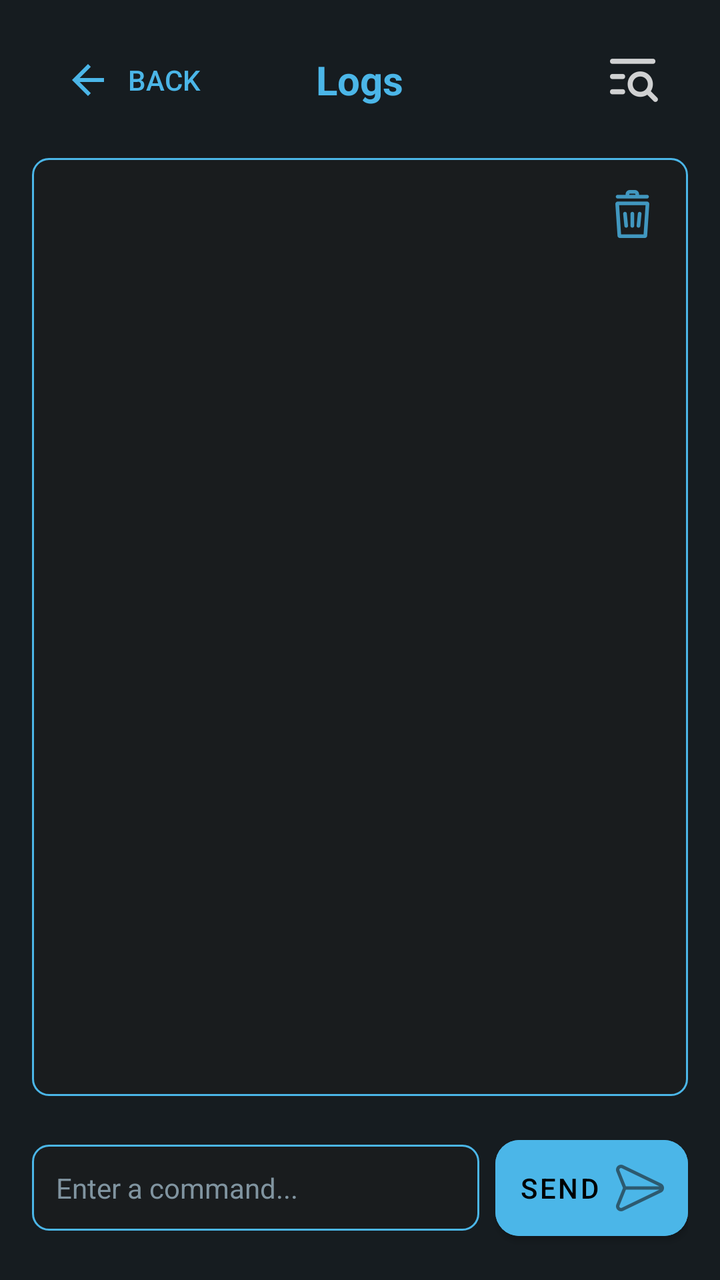
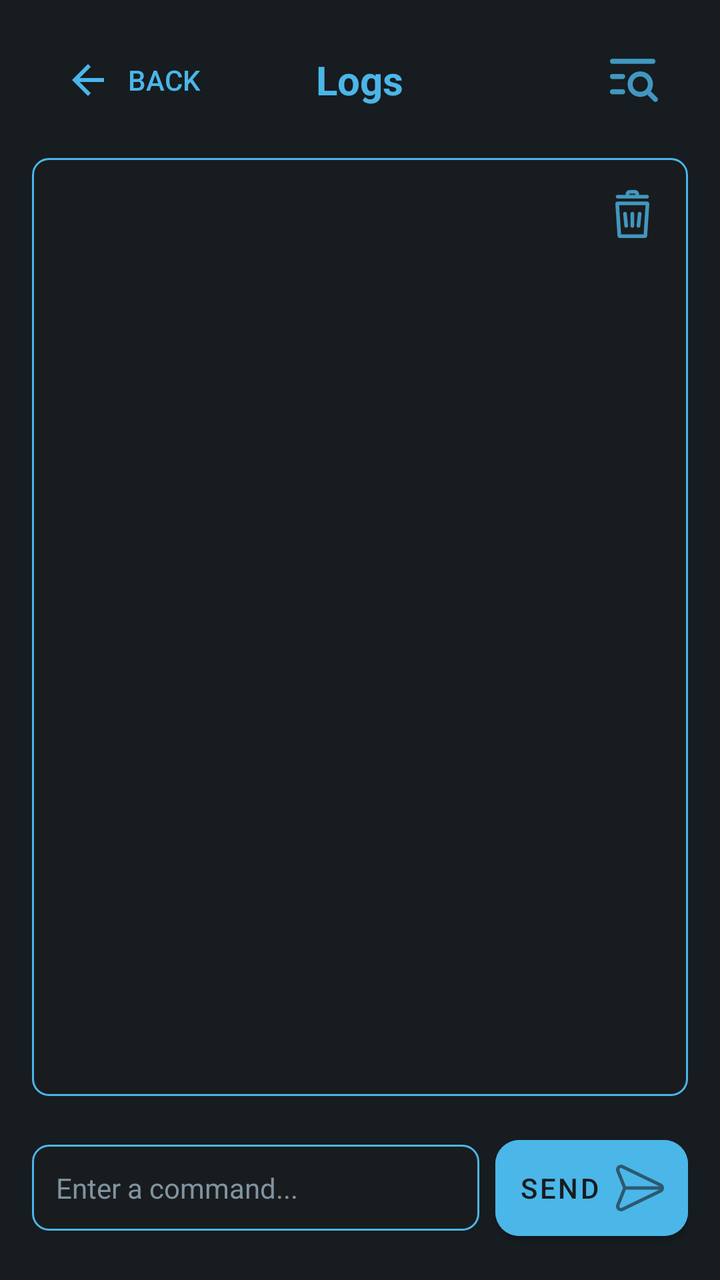

The first picture is an Android layout as it rendered before a commit; the second is the same layout after the commit. The layout source and the unified diff follow.
<!-- AndroidManifest.xml: activity theme Theme.Nsline22 -->
<!-- res/layout/activity_log.xml -->
<?xml version="1.0" encoding="utf-8"?>
<LinearLayout xmlns:android="http://schemas.android.com/apk/res/android"
    xmlns:app="http://schemas.android.com/apk/res-auto"
    android:layout_width="match_parent"
    android:layout_height="match_parent"
    android:orientation="vertical"
    android:background="@color/background_dark"
    android:padding="16dp">

    

    <RelativeLayout
        android:layout_width="match_parent"
        android:layout_height="wrap_content"
        android:layout_marginBottom="15dp">

        
        <Button
            android:id="@+id/backButton"
            style="@style/Widget.AppCompat.Button.Borderless"
            android:layout_width="wrap_content"
            android:layout_height="wrap_content"
            android:text="Back"
            android:textColor="?attr/colorPrimary"
            android:drawableLeft="@drawable/ic_arrow_backward"
            android:layout_alignParentStart="true"
            android:layout_centerVertical="true" />

        
        <TextView
            android:id="@+id/headerText"
            android:layout_width="wrap_content"
            android:layout_height="wrap_content"
            android:text="Logs"
            android:textColor="@color/material_dynamic_primary70"
            android:textSize="20sp"
            android:textStyle="bold"
            android:layout_centerInParent="true" />

        <ImageView
            android:layout_width="wrap_content"
            android:layout_height="wrap_content"
            android:src="@drawable/ic_visibility_off"
            android:layout_alignParentEnd="true"
            android:layout_marginBottom="5dp"
            android:layout_centerInParent="true"
            android:layout_marginEnd="15dp" />

    </RelativeLayout>

    
    <RelativeLayout
        android:layout_width="match_parent"
        android:layout_height="0dp"
        android:layout_weight="1"
        android:background="@drawable/output_background">

        
        <ScrollView
            android:id="@+id/logScrollView"
            android:layout_width="match_parent"
            android:layout_height="match_parent"
            android:scrollbars="vertical"
            android:fadeScrollbars="false"
            android:overScrollMode="always"
            android:scrollbarStyle="insideOverlay">

            
            <TextView
                android:id="@+id/outputTextView"
                android:layout_width="match_parent"
                android:layout_height="wrap_content"
                android:padding="14dp"
                android:textColor="@color/material_dynamic_primary60"
                android:textSize="14sp"
                android:text=""
                android:gravity="start|top"
                android:singleLine="false"
                android:maxLines="1000"
                android:ellipsize="none"
                android:fontFamily="monospace"
                android:typeface="monospace" />

        </ScrollView>

        
        <ImageButton
            android:id="@+id/clearLogsButton"
            android:layout_width="40dp"
            android:layout_height="40dp"
            android:layout_alignParentTop="true"
            android:layout_alignParentEnd="true"
            android:layout_margin="8dp"
            android:background="@null"
            android:contentDescription="Clear logs"
            android:scaleType="centerInside"
            android:tint="?attr/colorPrimary"
            android:src="@drawable/ic_clear" />

    </RelativeLayout>

    
    <LinearLayout
        android:layout_width="match_parent"
        android:layout_height="wrap_content"
        android:orientation="horizontal"
        android:gravity="center_vertical"
        android:layout_marginTop="16dp">

        <EditText
            android:id="@+id/commandEditText"
            android:layout_width="0dp"
            android:layout_height="wrap_content"
            android:layout_weight="1"
            android:hint="Enter a command..."
            android:imeOptions="actionDone"
            android:inputType="text"
            android:focusable="true"
            android:focusableInTouchMode="true"
            android:clickable="true"
            android:background="@drawable/edittext_background"
            android:textColor="?attr/colorPrimary"
            android:textColorHint="@color/edittexthint_color"
            android:padding="12dp"
            android:layout_marginEnd="8dp" />

        <Button
            android:id="@+id/buttonSend"
            android:layout_width="wrap_content"
            android:layout_height="wrap_content"
            android:text="Send"
            android:backgroundTint="?attr/colorPrimary"
            android:textColor="@color/black"
            android:padding="12dp"
            app:cornerRadius="12dp"
            android:drawableRight="@drawable/send"
            android:drawableTint="@color/material_dynamic_neutral10"/>

    </LinearLayout>

</LinearLayout>
<!-- resources referenced by this layout -->
<resources>
  <color name="background_dark">@color/material_dynamic_neutral_variant10</color>
  <color name="black">#FF000000</color>
  <color name="edittexthint_color">@color/material_dynamic_secondary60</color>
  <!-- drawable edittext_background (drawable) -->
  <shape xmlns:android="http://schemas.android.com/apk/res/android">
      <solid android:color="@color/material_dynamic_neutral10"/>
      <stroke android:width="1dp" android:color="?attr/colorPrimary"/>
      <corners android:radius="8dp"/>
  </shape>
  <!-- drawable ic_arrow_backward (drawable) -->
  <vector xmlns:android="http://schemas.android.com/apk/res/android"
      android:width="24dp"
      android:height="24dp"
      android:viewportWidth="24"
      android:viewportHeight="24"
      android:tint="?attr/colorPrimary">
      <path
          android:fillColor="@android:color/white"
          android:pathData="M12,20l1.41,-1.41L7.83,13H20v-2H7.83l5.58,-5.59L12,4l-8,8z"/>
  </vector>
  <!-- drawable ic_clear: png bitmap (drawable-hdpi, 813 bytes) -->
  <!-- drawable ic_visibility_off: png bitmap (drawable-hdpi, 684 bytes) -->
  <!-- drawable output_background (drawable) -->
  <shape xmlns:android="http://schemas.android.com/apk/res/android">
      <solid android:color="@color/material_dynamic_neutral10" />
      <stroke android:width="1dp" android:color="?attr/colorPrimary" />
      <corners android:radius="8dp" />
  </shape>
  <!-- drawable send: png bitmap (drawable-hdpi, 734 bytes) -->
  <style name="Theme.Nsline22" parent="Theme.MaterialComponents.DayNight.NoActionBar">
          <item name="android:windowBackground">@color/material_dynamic_neutral_variant10</item>
          <item name="colorPrimary">@color/material_dynamic_primary70</item>
          <item name="editTextStyle">@style/EditTextStyle</item>
          <item name="android:statusBarColor">@color/material_dynamic_neutral_variant10</item>
          <item name="android:navigationBarColor">@color/material_dynamic_neutral_variant10</item>
      </style>
  <style name="EditTextStyle" parent="Widget.MaterialComponents.TextInputLayout.OutlinedBox">
          <item name="boxStrokeColor">@color/material_dynamic_primary70</item>
          <item name="android:textColorHint">@color/material_dynamic_primary70</item>
          <item name="android:textColor">@color/white</item>
          <item name="android:paddingStart">12dp</item>
          <item name="android:paddingEnd">12dp</item>
          <item name="android:paddingTop">8dp</item>
          <item name="android:paddingBottom">8dp</item>
      </style>
  <color name="white">#FFFFFFFF</color>
</resources>

<!-- the commit's change to res/layout/activity_log.xml (unified diff, before → after) -->
@@ -44,7 +44,8 @@
             android:layout_alignParentEnd="true"
             android:layout_marginBottom="5dp"
             android:layout_centerInParent="true"
-            android:layout_marginEnd="15dp" />
+            android:layout_marginEnd="15dp"
+            android:tint="?attr/colorPrimary" />
 
     </RelativeLayout>
 
@@ -130,11 +131,11 @@
             android:layout_height="wrap_content"
             android:text="Send"
             android:backgroundTint="?attr/colorPrimary"
-            android:textColor="@color/black"
+            android:textColor="@color/material_dynamic_neutral_variant10"
             android:padding="12dp"
             app:cornerRadius="12dp"
             android:drawableRight="@drawable/send"
-            android:drawableTint="@color/material_dynamic_neutral10"/>
+            android:drawableTint="@color/material_dynamic_neutral_variant10"/>
 
     </LinearLayout>
 
<!-- resource entries referenced after the edit -->
@@ -1,7 +1,6 @@
 <!-- resources referenced by this layout -->
 <resources>
   <color name="background_dark">@color/material_dynamic_neutral_variant10</color>
-  <color name="black">#FF000000</color>
   <color name="edittexthint_color">@color/material_dynamic_secondary60</color>
   <!-- drawable edittext_background (drawable) -->
   <shape xmlns:android="http://schemas.android.com/apk/res/android">
